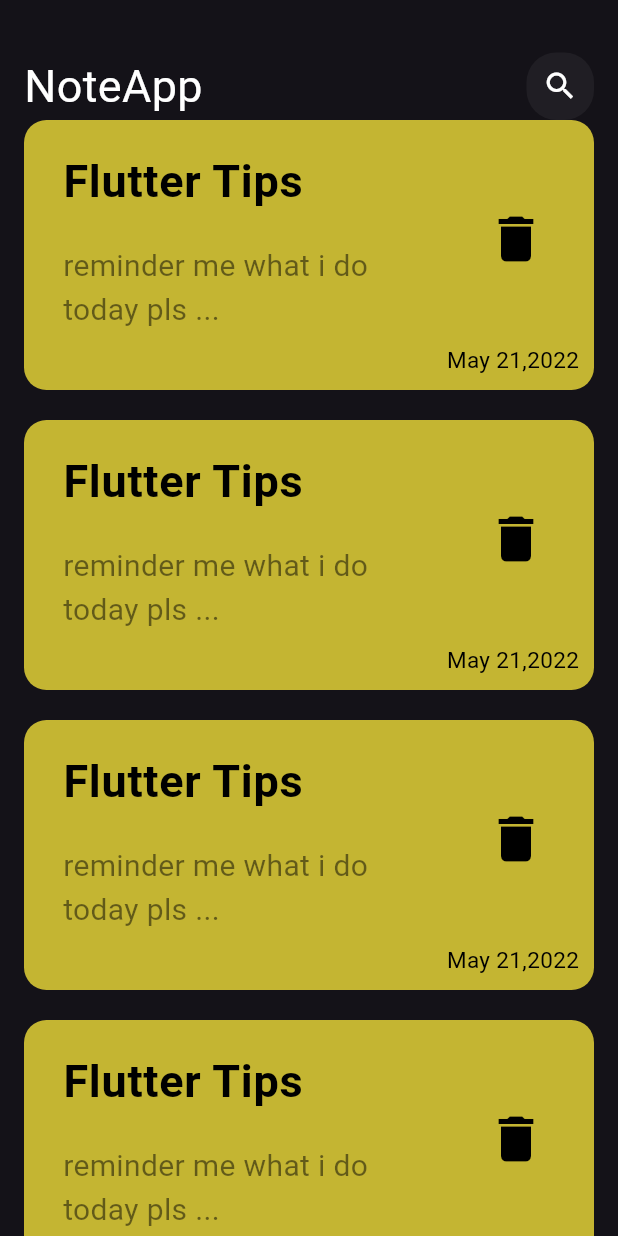
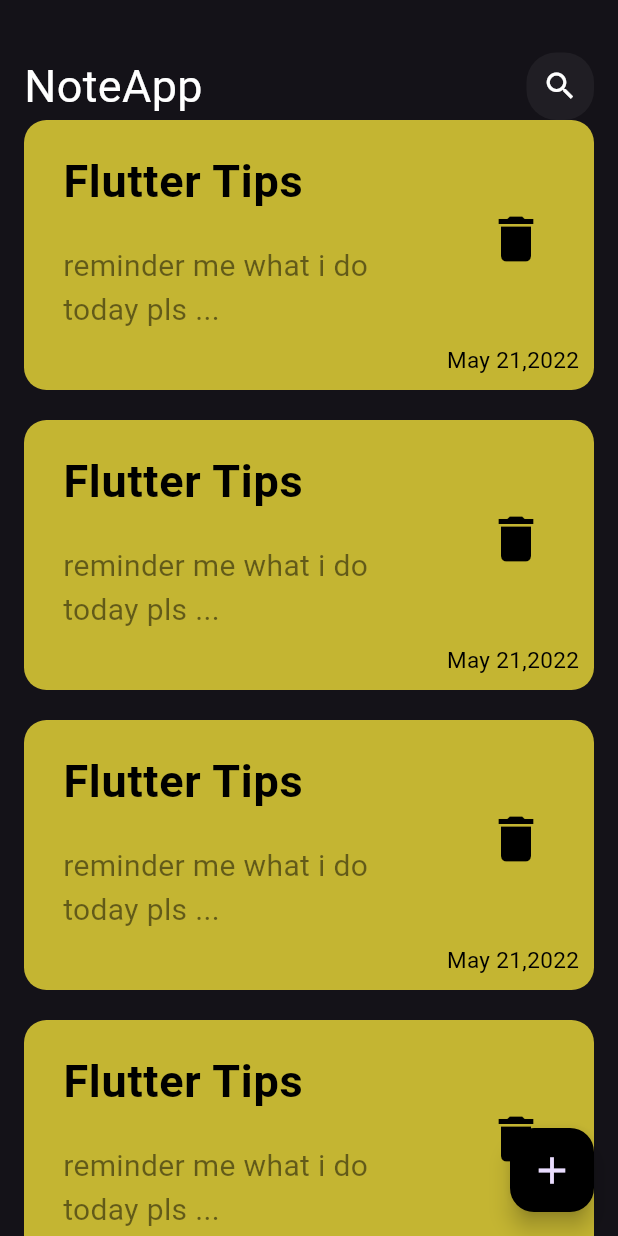
Before and after one commit to EslamAboelze/Random, a Flutter app: the screen it shows after launch, on a phone screen of 412 x 824 dp. Run offline on Flutter 3.47's test engine with Material 3 defaults, Android fonts, the phone set to English and light mode, and no system bars.

Commit message:
add_floating_action_button

```diff
--- a/lib/views/home_page.dart
+++ b/lib/views/home_page.dart
@@ -8,8 +8,8 @@ class HomePage extends StatelessWidget {
 
   @override
   Widget build(BuildContext context) {
-    return const Scaffold(
-      body: Padding(
+    return Scaffold(
+      body: const Padding(
         padding: EdgeInsets.symmetric(horizontal: 16),
         child: Column(
           children: [
@@ -21,6 +21,14 @@ class HomePage extends StatelessWidget {
           ],
         ),
       ),
+      floatingActionButton: FloatingActionButton(
+        onPressed: () {},
+        backgroundColor: Colors.black,
+        child: const Icon(
+          Icons.add,
+          size: 30,
+        ),
+      ),
     );
   }
 }
```
